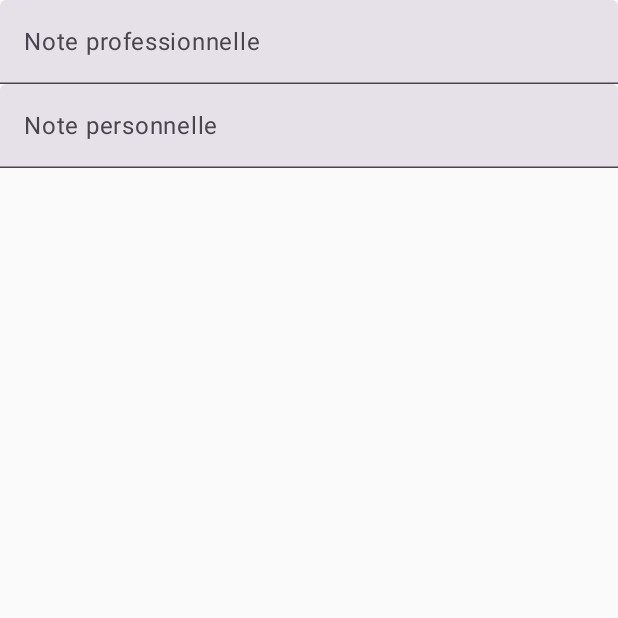
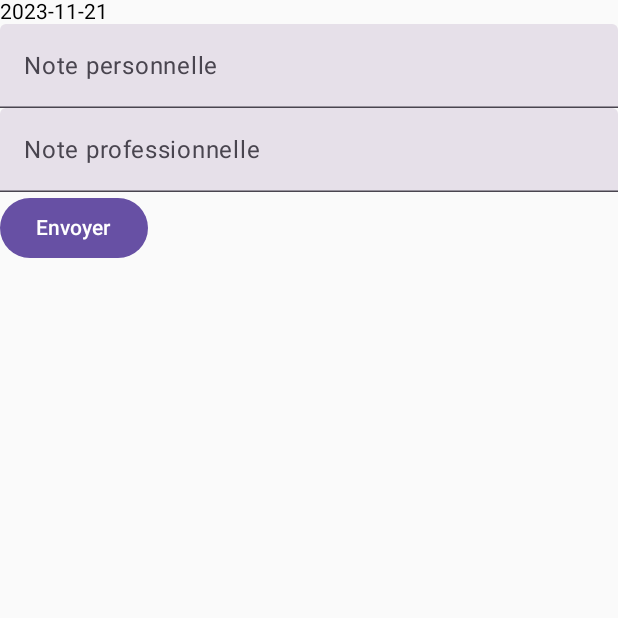
Before and after one commit to onat68/journaal, an Android app built with Jetpack Compose: the NewEntryScreen screen opened through its navigation route, on a phone screen of 412 x 824 dp, the top half of it. Run offline under Robolectric (Android 15) with nearby library versions, the phone set to English and light mode, and no system bars; our stand-ins replace Firebase (no records; nobody signed in at launch, a user with empty details on screens opened directly), accompanist; pictures from the network do not load.

Commit message:
ajout d'une nouvelle entrée complétée

```diff
--- a/app/src/main/java/fr/onat68/journaal/EntriesRepository.kt
+++ b/app/src/main/java/fr/onat68/journaal/EntriesRepository.kt
@@ -31,6 +31,9 @@ class EntriesRepository {
         val isLoading = _isLoading.asStateFlow()
     }
 
+    fun add(entry: EntryModel) {
+        databaseRef.child(entry.id).setValue(entry)
+    }
 
     fun set() {
         Singleton._isLoading.value = true
--- a/app/src/main/java/fr/onat68/journaal/EntryModel.kt
+++ b/app/src/main/java/fr/onat68/journaal/EntryModel.kt
@@ -1,14 +1,12 @@
 package fr.onat68.journaal
-
-import kotlinx.serialization.Serializable
 
 data class EntryModel(
     val id: String = "firstEntry",
     val day: Int = 20,
     val month: Int = 10,
     val year: Int = 2023,
-    val personnal: String = "Hey",
-    val professionnal: String = "Hoy",
+    var personnal: String = "Hey",
+    var professionnal: String = "Hoy",
     val imageUrl: String = "https://http.cat/images/400.jpg"
 )
 
--- a/app/src/main/java/fr/onat68/journaal/MainActivity.kt
+++ b/app/src/main/java/fr/onat68/journaal/MainActivity.kt
@@ -15,6 +15,7 @@ import com.google.accompanist.swiperefresh.rememberSwipeRefreshState
 import fr.onat68.journaal.EntriesRepository.Singleton.entriesList
 import fr.onat68.journaal.mainView.MainViewScreen
 import fr.onat68.journaal.newEntry.NewEntryScreen
+import fr.onat68.journaal.newEntry.NewEntryViewModel
 import fr.onat68.journaal.readEntry.CardDetails
 
 
@@ -50,7 +51,8 @@ class MainActivity : ComponentActivity() {
                         CardDetails(entriesList[entryIndex]!!, entryHue!!)
                     }
                     composable("addEntry") {
-                        NewEntryScreen()
+                        val newEntryViewModel = NewEntryViewModel()
+                        NewEntryScreen(repo, newEntryViewModel)
                     }
                 }
             }
--- a/app/src/main/java/fr/onat68/journaal/mainView/MainViewComposables.kt
+++ b/app/src/main/java/fr/onat68/journaal/mainView/MainViewComposables.kt
@@ -16,7 +16,10 @@ import androidx.compose.foundation.layout.wrapContentSize
 import androidx.compose.foundation.lazy.LazyColumn
 import androidx.compose.foundation.lazy.itemsIndexed
 import androidx.compose.foundation.shape.RoundedCornerShape
+import androidx.compose.material.icons.Icons
+import androidx.compose.material.icons.filled.Add
 import androidx.compose.material3.ElevatedButton
+import androidx.compose.material3.Icon
 import androidx.compose.material3.Text
 import androidx.compose.runtime.Composable
 import androidx.compose.runtime.remember
@@ -49,10 +52,15 @@ fun LastEntries(navController: NavController) {
             text = "Dernières entrées dans le journal", modifier = Modifier
 //                .fillMaxWidth()
 //                .fillMaxSize()
+                .width(300.dp)
                 .wrapContentSize(Alignment.Center)
         )
         ElevatedButton(onClick = { navController.navigate("addEntry") }) {
-            Text("Ajouter une entrée")
+            Icon(
+                imageVector = Icons.Default.Add,
+                contentDescription = "Favorite",
+                modifier = Modifier.size(20.dp)
+            )
         }
     }
 }
--- a/app/src/main/java/fr/onat68/journaal/newEntry/NewEntryComposables.kt
+++ b/app/src/main/java/fr/onat68/journaal/newEntry/NewEntryComposables.kt
@@ -2,24 +2,67 @@
 
 package fr.onat68.journaal.newEntry
 
+import android.annotation.SuppressLint
 import androidx.compose.foundation.layout.fillMaxWidth
+import androidx.compose.material3.Button
 import androidx.compose.material3.ExperimentalMaterial3Api
 import androidx.compose.material3.Text
 import androidx.compose.material3.TextField
 import androidx.compose.runtime.Composable
+import androidx.compose.runtime.MutableState
 import androidx.compose.runtime.getValue
 import androidx.compose.runtime.mutableStateOf
 import androidx.compose.runtime.saveable.rememberSaveable
 import androidx.compose.runtime.setValue
 import androidx.compose.ui.Modifier
+import com.google.type.Date
+import fr.onat68.journaal.EntriesRepository
+import java.time.LocalDate
+import java.util.Calendar
 
 @Composable
-fun NotePro() {
-    var text by rememberSaveable { mutableStateOf("") }
-    TextField(value = text, onValueChange = { text = it }, readOnly = false, placeholder = { Text("Note professionnelle")}, modifier = Modifier.fillMaxWidth())
+fun DateField(newEntryViewModel: NewEntryViewModel) {
+    Text(text = newEntryViewModel.date.toString())
 }
+
 @Composable
-fun NotePerso() {
-    var text by rememberSaveable { mutableStateOf("") }
-    TextField(value = text, onValueChange = { text = it }, readOnly = false, placeholder = { Text("Note personnelle")}, modifier = Modifier.fillMaxWidth())
+fun NotePerso(newEntryViewModel: NewEntryViewModel) {
+    var text by rememberSaveable { mutableStateOf(newEntryViewModel.newEntry.personnal) }
+    TextField(
+        value = text,
+        onValueChange = { it ->
+            newEntryViewModel.newEntry.personnal = it
+            text = it
+        },
+        readOnly = false,
+        placeholder = { Text("Note personnelle") },
+        modifier = Modifier.fillMaxWidth()
+    )
 }
+
+
+//
+
+@Composable
+fun NotePro(newEntryViewModel: NewEntryViewModel) {
+    var text by rememberSaveable { mutableStateOf(newEntryViewModel.newEntry.professionnal) }
+    TextField(
+        value = text,
+        onValueChange = { it ->
+            newEntryViewModel.newEntry.professionnal = it
+            text = it
+        },
+        readOnly = false,
+        placeholder = { Text("Note professionnelle") },
+        modifier = Modifier.fillMaxWidth()
+    )
+}
+
+@Composable
+fun SendButton(repo: EntriesRepository, newEntryViewModel: NewEntryViewModel) {
+    Button(onClick = {
+        repo.add(newEntryViewModel.newEntry)
+    }){
+        Text("Envoyer")
+    }
+}
--- a/app/src/main/java/fr/onat68/journaal/newEntry/NewEntryScreen.kt
+++ b/app/src/main/java/fr/onat68/journaal/newEntry/NewEntryScreen.kt
@@ -4,17 +4,20 @@ import androidx.compose.foundation.layout.Column
 import androidx.compose.material3.Text
 import androidx.compose.runtime.Composable
 import androidx.compose.ui.tooling.preview.Preview
+import fr.onat68.journaal.EntriesRepository
 
 @Composable
-fun NewEntryScreen() {
-    Column() {
-        NotePro()
-        NotePerso()
+fun NewEntryScreen(repo: EntriesRepository, newEntryViewModel: NewEntryViewModel) {
+    Column {
+        DateField(newEntryViewModel)
+        NotePerso(newEntryViewModel)
+        NotePro(newEntryViewModel)
+        SendButton(repo = repo, newEntryViewModel = newEntryViewModel )
     }
 }
 
-@Preview
-@Composable
-fun PreviewNewEntryScreen() {
-    NewEntryScreen()
-}
+//@Preview
+//@Composable
+//fun PreviewNewEntryScreen() {
+//    NewEntryScreen(newEntryViewModel)
+//}
--- /dev/null
+++ b/app/src/main/java/fr/onat68/journaal/newEntry/NewEntryViewModel.kt
@@ -0,0 +1,26 @@
+package fr.onat68.journaal.newEntry
+
+import android.annotation.SuppressLint
+import androidx.compose.runtime.MutableState
+import androidx.compose.runtime.getValue
+import androidx.compose.runtime.mutableStateOf
+import androidx.compose.runtime.saveable.rememberSaveable
+import androidx.compose.runtime.setValue
+import fr.onat68.journaal.EntryModel
+import java.time.LocalDate
+import java.util.UUID
+
+@SuppressLint("NewApi")
+class NewEntryViewModel() {
+
+    val date = LocalDate.now()
+    var newEntry = EntryModel(
+        id = UUID.randomUUID().toString(),
+        day = date.dayOfMonth,
+        month = date.monthValue,
+        year = date.year,
+        personnal = "",
+        professionnal = ""
+    )
+
+}
```
